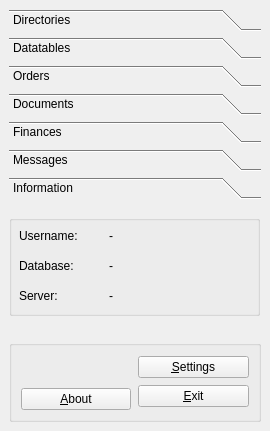
Old version of the form trunk/ui/mainfrm.ui in the repository BackupTheBerlios/first4-svn.
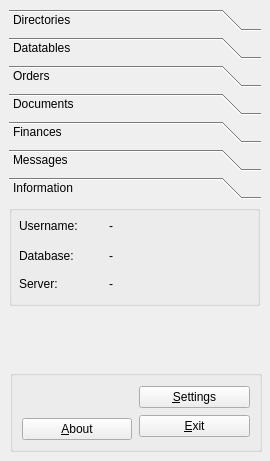
New version of the form. Icons and pictures are not drawn.

```diff
--- a/trunk/ui/mainfrm.ui
+++ b/trunk/ui/mainfrm.ui
@@ -6,7 +6,7 @@
     <x>0</x>
     <y>0</y>
     <width>270</width>
-    <height>431</height>
+    <height>461</height>
    </rect>
   </property>
   <property name="sizePolicy" >
@@ -28,7 +28,7 @@
       <x>9</x>
       <y>9</y>
       <width>252</width>
-      <height>325</height>
+      <height>351</height>
      </rect>
     </property>
     <property name="autoFillBackground" >
@@ -810,7 +810,7 @@
        <x>0</x>
        <y>0</y>
        <width>252</width>
-       <height>115</height>
+       <height>134</height>
       </rect>
      </property>
      <attribute name="label" >
@@ -823,7 +823,7 @@
       <property name="geometry" >
        <rect>
         <x>0</x>
-        <y>10</y>
+        <y>0</y>
         <width>251</width>
         <height>101</height>
        </rect>
@@ -876,7 +876,7 @@
          <x>100</x>
          <y>70</y>
          <width>141</width>
-         <height>21</height>
+         <height>18</height>
         </rect>
        </property>
        <property name="text" >
@@ -889,7 +889,7 @@
          <x>10</x>
          <y>70</y>
          <width>81</width>
-         <height>21</height>
+         <height>18</height>
         </rect>
        </property>
        <property name="text" >
@@ -915,8 +915,8 @@
    <widget class="QGroupBox" name="groupBox" >
     <property name="geometry" >
      <rect>
-      <x>9</x>
-      <y>340</y>
+      <x>10</x>
+      <y>370</y>
       <width>252</width>
       <height>82</height>
      </rect>
@@ -1017,7 +1017,7 @@
      </item>
     </layout>
    </widget>
-   <widget class="QWidget" name="" >
+   <widget class="QWidget" name="layoutWidget" >
     <property name="geometry" >
      <rect>
       <x>0</x>
```
Left out of the diff: 18 changed lines with no effect on the pictures.
